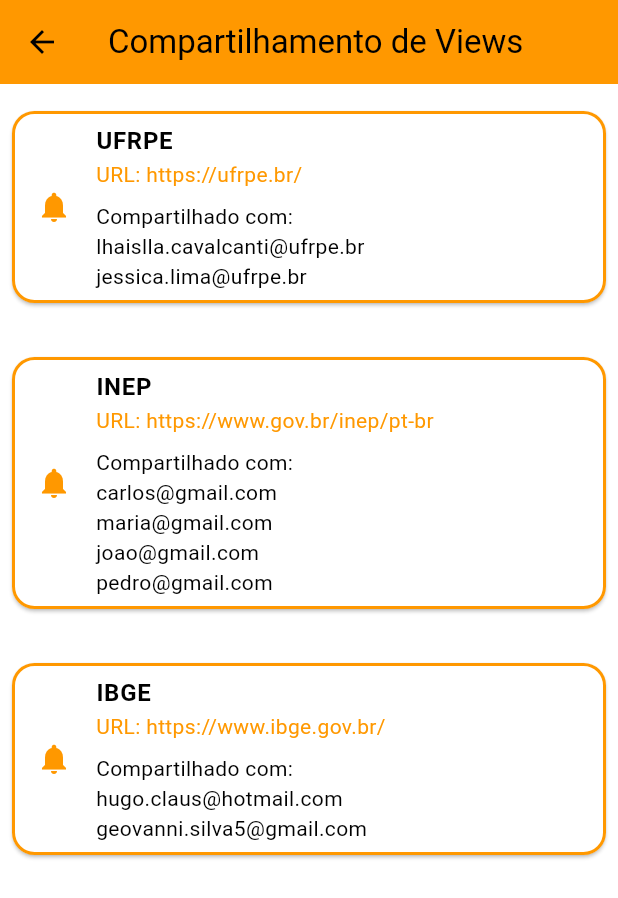
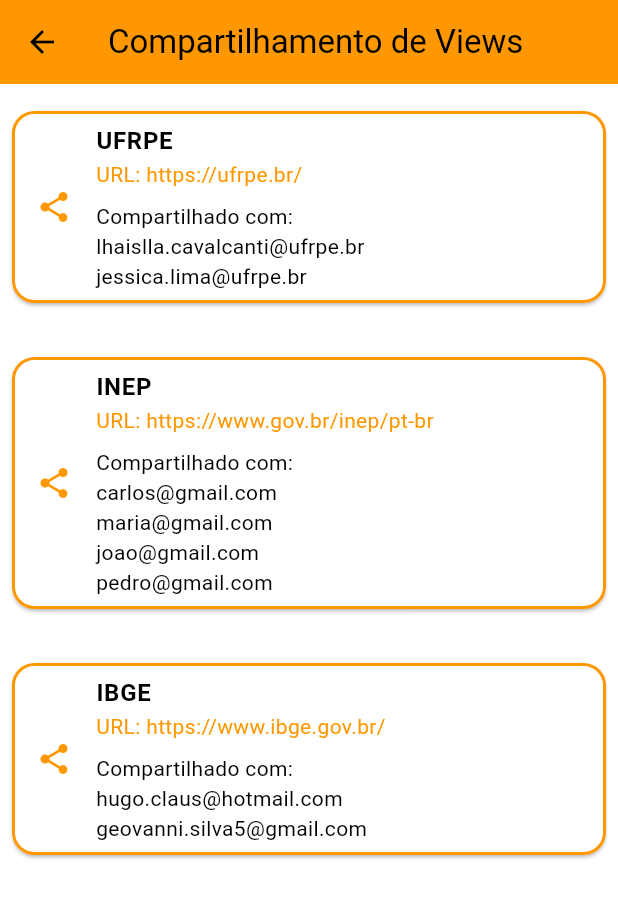
Before and after one commit to lhaislla/fpa, a Flutter app: the SharedViewsScreen screen opened by its route, on a phone screen of 412 x 824 dp. Shown: the top 898 px of the screen. Run offline on Flutter 3.47's test engine with Material 3 defaults, Android fonts, the light colour scheme and no system bars; our stand-ins replace charts_flutter, cloud_firestore, firebase_auth, firebase_core, fluttertoast, google_sign_in and 1 more; accounts and stored records are empty.

Commit message:
Resolve conflicts and apply changes

```diff
--- a/lib/views/ViewScreen/view_compartilhamento.dart
+++ b/lib/views/ViewScreen/view_compartilhamento.dart
@@ -63,7 +63,7 @@
       ),
       margin: EdgeInsets.symmetric(vertical: 10.0),
       child: ListTile(
-        leading: Icon(Icons.notifications, color: Colors.orange),
+        leading: Icon(Icons.share, color: Colors.orange),
         title: Text(
           alias,
           style: TextStyle(fontWeight: FontWeight.bold),
--- a/pubspec.yaml
+++ b/pubspec.yaml
@@ -16,7 +16,7 @@
 # https://developer.apple.com/library/archive/documentation/General/Reference/InfoPlistKeyReference/Articles/CoreFoundationKeys.html
 # In Windows, build-name is used as the major, minor, and patch parts
 # of the product and file versions while build-number is used as the build suffix.
-version: 1.0.0+3
+version: 1.0.0+12
 
 environment:
   sdk: '>=3.3.1 <4.0.0'
```
Also changed, not shown: 3 other files.
